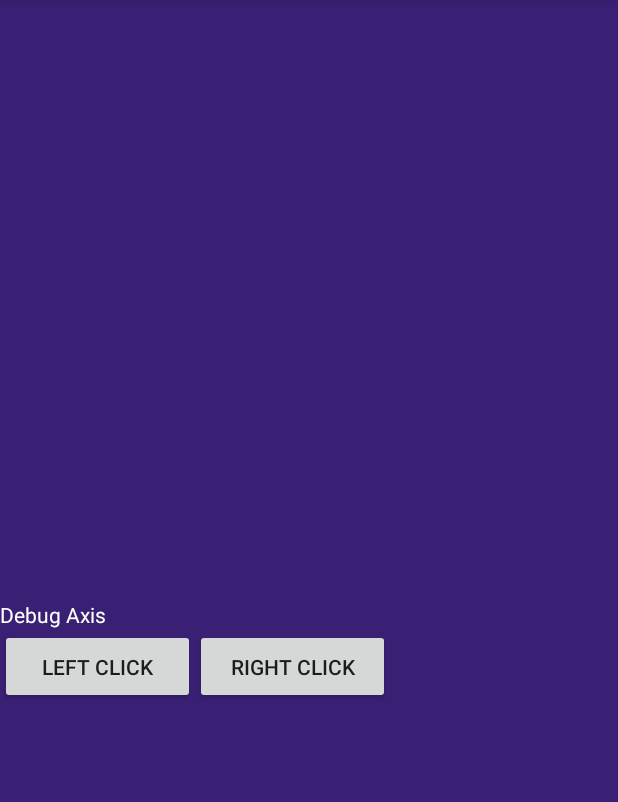
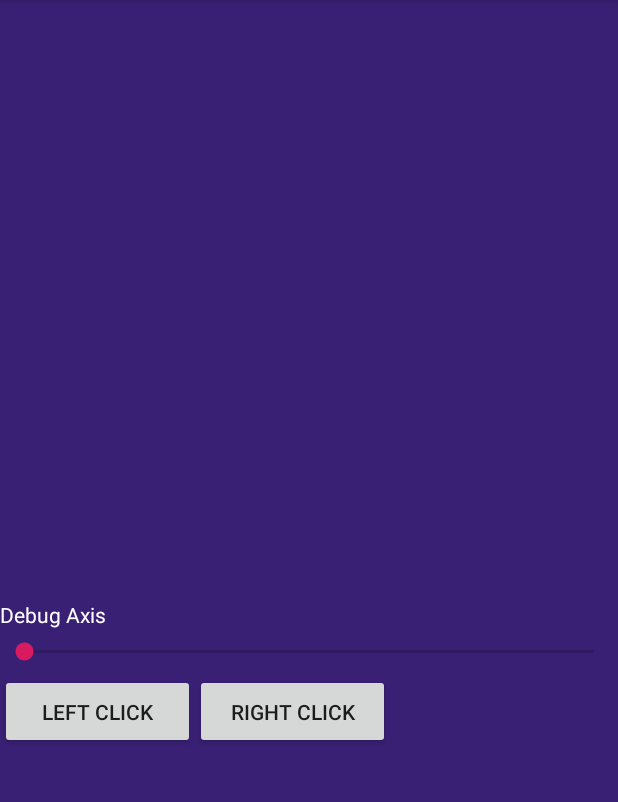
Before and after one commit to zr0n/SmartPCApp, an Android app: the screen it shows after launch (MainActivity), on a phone screen of 412 x 824 dp, the part 84-886 px from its top. Run offline under Robolectric (Android 15) with nearby library versions, the phone set to English and light mode, and no system bars.

```diff
--- a/app/src/main/java/com/souluizfernando/smartpc/MainActivity.java
+++ b/app/src/main/java/com/souluizfernando/smartpc/MainActivity.java
@@ -11,6 +11,7 @@ import android.view.MotionEvent;
 import android.view.View;
 import android.widget.Button;
 import android.widget.ImageView;
+import android.widget.SeekBar;
 import android.widget.TextView;
 import android.widget.Toast;
 
@@ -18,7 +19,7 @@ import com.google.gson.Gson;
 
 import okhttp3.OkHttpClient;
 
-public class MainActivity extends AppCompatActivity implements View.OnClickListener, View.OnTouchListener {
+public class MainActivity extends AppCompatActivity implements View.OnClickListener, View.OnTouchListener, SeekBar.OnSeekBarChangeListener {
 
     int currentX = 0;
     int currentY = 0;
@@ -31,11 +32,12 @@ public class MainActivity extends AppCompatActivity implements View.OnClickListe
     Paint paint;
     WSListener socket;
 
-
+    //Views
     Button leftButton;
     Button rightButton;
     TextView tv;
     ImageView iv;
+    SeekBar volumeControl;
 
     boolean bListenToClick = false;
     boolean bListenToTouch = !bListenToClick;
@@ -126,12 +128,34 @@ public class MainActivity extends AppCompatActivity implements View.OnClickListe
         return true;
     }
 
+    @Override
+    public void onProgressChanged(SeekBar seekBar, int progress, boolean fromUser) {
+        try {
+            socket.sendMessage(
+                    new MouseCommand("set_volume", progress, 666 /* Random x) */).toJson()
+            );
+        } catch (WSListener.WebSocketNotConnectedException e) {
+            e.printStackTrace();
+        }
+    }
+
+    @Override
+    public void onStartTrackingTouch(SeekBar seekBar) {
+
+    }
+
+    @Override
+    public void onStopTrackingTouch(SeekBar seekBar) {
+
+    }
+
 
     public static class MouseCommand{
 
         public String command;
         public int x;
         public int y;
+        public float extra;
 
         public MouseCommand(String command, int x, int y){
             this.x = x;
@@ -150,8 +174,34 @@ public class MainActivity extends AppCompatActivity implements View.OnClickListe
     protected void onCreate(Bundle savedInstanceState) {
         super.onCreate(savedInstanceState);
         setContentView(R.layout.activity_main);
+        saveViewsRefs();
+        bindViewListeners();
+        setupSocket();
+        setupCanvas();
+    }
+    void saveViewsRefs(){
+        //Get Views
+        tv = findViewById(R.id.textView);
+        leftButton = findViewById(R.id.leftClickBtn);
+        rightButton = findViewById(R.id.rightClickBtn);
+        iv = findViewById(R.id.touchableArea);
+        volumeControl = findViewById(R.id.volumeControl);
+    }
+    void bindViewListeners(){
+        //Bind Views Listeners
+        leftButton.setOnClickListener(this);
+        rightButton.setOnClickListener(this);
+        iv.setOnTouchListener(this);
+        rightButton.setOnTouchListener(this);
+        leftButton.setOnTouchListener(this);
+        volumeControl.setOnSeekBarChangeListener(this);
 
-        iv = (ImageView) findViewById(R.id.touchableArea);
+    }
+    void setupSocket(){
+        socket = new WSListener(this);
+        socket.connect(new OkHttpClient());
+    }
+    void setupCanvas(){
         bitMap = Bitmap.createBitmap(
                 (int) getWindowManager().getDefaultDisplay().getWidth(),
                 (int) getWindowManager().getDefaultDisplay().getHeight(),
@@ -164,26 +214,6 @@ public class MainActivity extends AppCompatActivity implements View.OnClickListe
         paint = new Paint();
         paint.setColor(Color.WHITE);
         paint.setStrokeWidth(10);
-
-        socket = new WSListener(this);
-        socket.connect(new OkHttpClient());
-
-
-        leftButton = findViewById(R.id.leftClickBtn);
-        rightButton = findViewById(R.id.rightClickBtn);
-
-        leftButton.setOnClickListener(this);
-        rightButton.setOnClickListener(this);
-
-        tv = (TextView) findViewById(R.id.textView);
-
-        iv.setOnTouchListener(this);
-        rightButton.setOnTouchListener(this);
-        leftButton.setOnTouchListener(this);
-    }
-    public void output(String message){
-        Toast toast = Toast.makeText(getApplicationContext(), message, Toast.LENGTH_LONG);
-        toast.show();
     }
 
 
--- a/app/src/main/res/layout/activity_main.xml
+++ b/app/src/main/res/layout/activity_main.xml
@@ -27,7 +27,10 @@
             app:layout_constraintLeft_toLeftOf="parent"
             app:layout_constraintRight_toRightOf="parent"
             app:layout_constraintTop_toTopOf="parent" />
-
+        <SeekBar
+            android:id="@+id/volumeControl"
+            android:layout_width="match_parent"
+            android:layout_height="30dp" />
         <LinearLayout
             android:textAlignment="center"
             android:alignmentMode="alignMargins"
```
